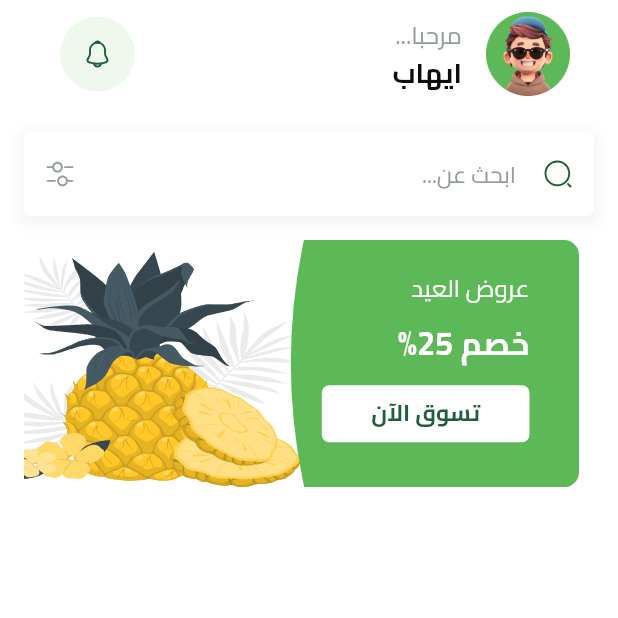
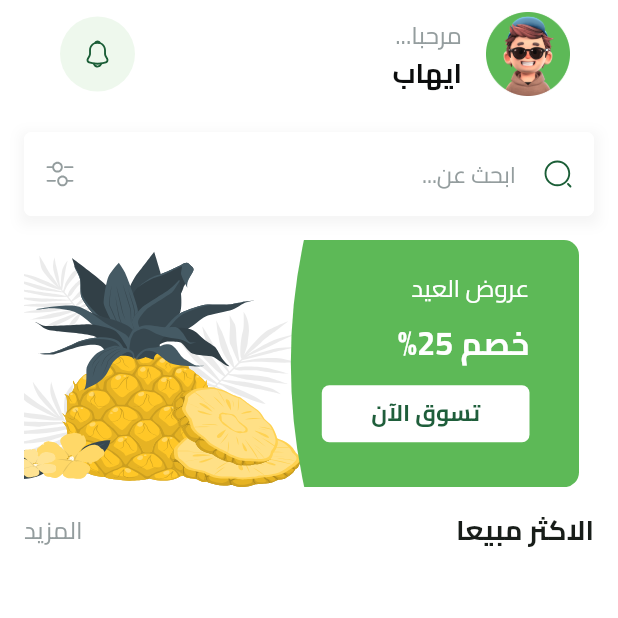
Before and after one commit to Ehabhanna1/Fruits-HuB, a Flutter app: the HomeView screen opened by its route, on a phone screen of 412 x 824 dp, the top half of it. Run offline on Flutter 3.47's test engine with Material 3 defaults, Android fonts, the phone set to English and light mode, and no system bars; our stand-ins replace bloc, cloud_firestore, dartz, dots_indicator, firebase_auth, firebase_core and 8 more; missing offline and left inert: flutter_facebook_auth; accounts and stored records are empty.

Commit message:
create best seller header

```diff
--- /dev/null
+++ b/lib/features/home/presentation/views/widgets/best_selling_headers.dart
@@ -0,0 +1,20 @@
+import 'package:flutter/material.dart';
+import 'package:fruits_hub_app/core/utils/app_colors.dart';
+import 'package:fruits_hub_app/core/utils/app_text.dart';
+
+class BestSellingHeaders extends StatelessWidget {
+  const BestSellingHeaders({super.key});
+
+  @override
+  Widget build(BuildContext context) {
+    return Row(
+      children: [
+        Text('الاكثر مبيعا',style: TextStyles.bold18),
+        const Spacer(),
+        Text('المزيد',style: TextStyles.regular16.copyWith(
+          color: Color(0xFF949D9E)
+        ),),
+      ],
+    );
+  }
+}
--- a/lib/features/home/presentation/views/widgets/home_view_body.dart
+++ b/lib/features/home/presentation/views/widgets/home_view_body.dart
@@ -2,6 +2,7 @@
 import 'package:flutter/material.dart';
 import 'package:fruits_hub_app/core/utils/spacing.dart';
 import 'package:fruits_hub_app/core/widgets/search_text_field.dart';
+import 'package:fruits_hub_app/features/home/presentation/views/widgets/best_selling_headers.dart';
 import 'package:fruits_hub_app/features/home/presentation/views/widgets/custom_home_app_bar.dart';
 import 'package:fruits_hub_app/features/home/presentation/views/widgets/feature_list.dart';
 
@@ -23,6 +24,8 @@ class HomeViewBody extends StatelessWidget {
                 SearchTextField(),
                 verticalSpacing(16),
                 FeatureList(),
+                verticalSpacing(15),
+                BestSellingHeaders(),
 
               ],
             ),
```
